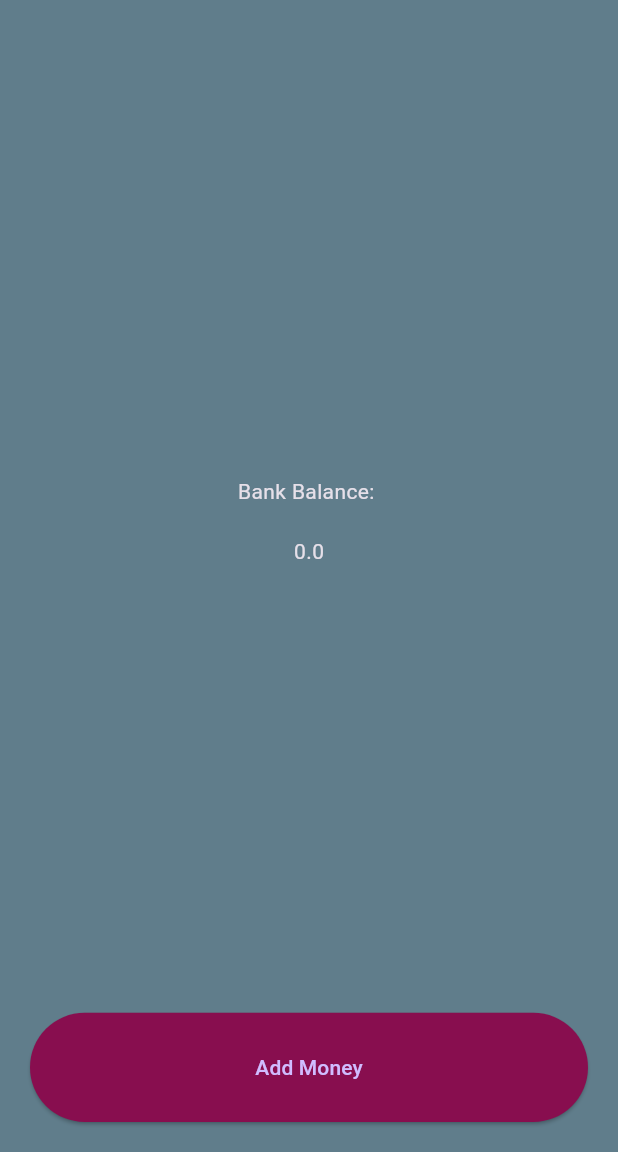
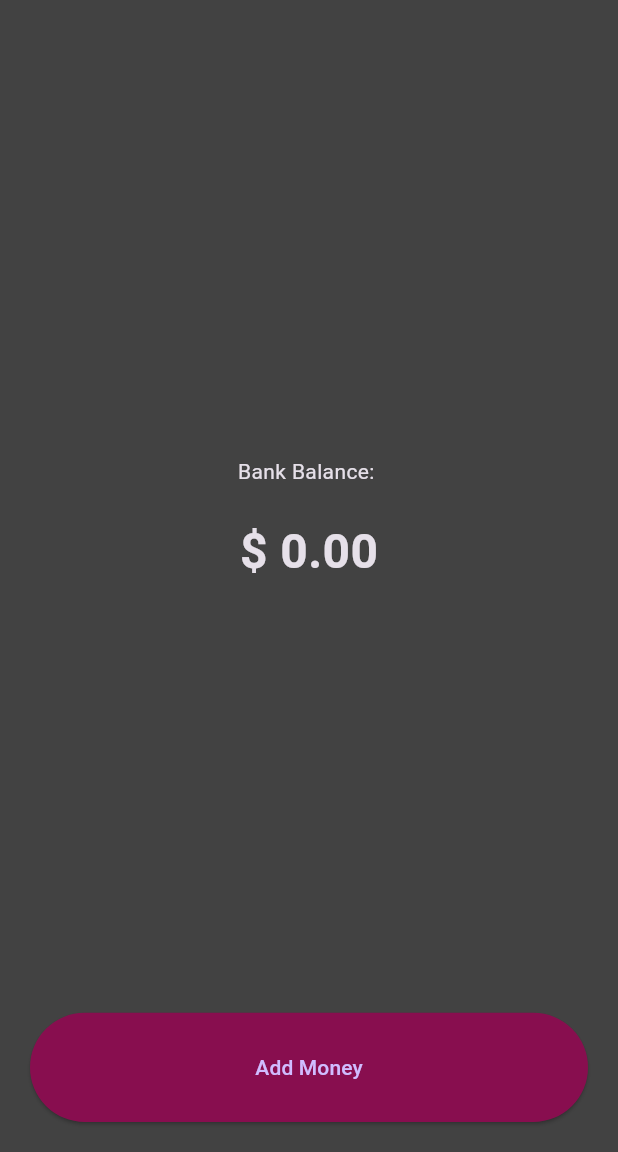
Before and after one commit to 201014002/Billionaireii, a Flutter app: the screen it shows after launch, on a phone screen of 412 x 824 dp, the part 84-1236 px from its top. Run offline on Flutter 3.47's test engine with Material 3 defaults, Android fonts, the phone set to English and light mode, and no system bars; our stand-ins replace shared_preferences.

Commit message:
Updated commit.

```diff
--- /dev/null
+++ b/lib/balance.dart
@@ -0,0 +1,27 @@
+import 'package:flutter/material.dart';
+import 'package:intl/intl.dart';
+
+class Balance extends StatelessWidget {
+  double balance;
+  Balance({super.key, required this.balance});
+
+  @override
+  Widget build(BuildContext context) {
+    return Expanded(
+      flex: 9,
+      child: Column(
+        mainAxisAlignment: MainAxisAlignment.center,
+        children: [
+          Text('Bank Balance: '),
+          SizedBox(
+            height: 20.0,
+          ),
+          Text(
+            '\$ ${NumberFormat.simpleCurrency(name: '').format(balance)}',
+            style: TextStyle(fontWeight: FontWeight.bold, fontSize: 32),
+          ),
+        ],
+      ),
+    );
+  }
+}
--- a/lib/main.dart
+++ b/lib/main.dart
@@ -1,4 +1,5 @@
 import 'package:billionaireii/add_money.dart';
+import 'package:billionaireii/balance.dart';
 import 'package:flutter/material.dart';
 import 'package:shared_preferences/shared_preferences.dart';
 
@@ -48,26 +49,13 @@ class _MyAppState extends State<MyApp> {
         ),
         body: Container(
           padding: EdgeInsets.all(20.0),
-          color: Colors.blueGrey,
+          color: Colors.grey[800],
           height: double.infinity,
           width: double.infinity,
           child: Column(
             mainAxisAlignment: MainAxisAlignment.spaceBetween,
             children: [
-              Expanded(
-                flex: 9,
-                child: Column(
-                  mainAxisAlignment: MainAxisAlignment.center,
-                  children: [
-                    Text('Bank Balance: '),
-                    SizedBox(
-                      height: 20.0,
-                    ),
-                    Text('$balance'),
-
-                  ],
-                ),
-              ),
+              Balance(balance: balance),
               AddMoneyButton(addMoneyFunction: addMoney,),
             ],
           ),
--- a/pubspec.yaml
+++ b/pubspec.yaml
@@ -14,6 +14,7 @@ dependencies:
 
   cupertino_icons: ^1.0.2
   shared_preferences: ^2.2.2
+  intl: ^0.19.0
 
 dev_dependencies:
   flutter_test:
```
Also changed, not shown: 21 other files.
